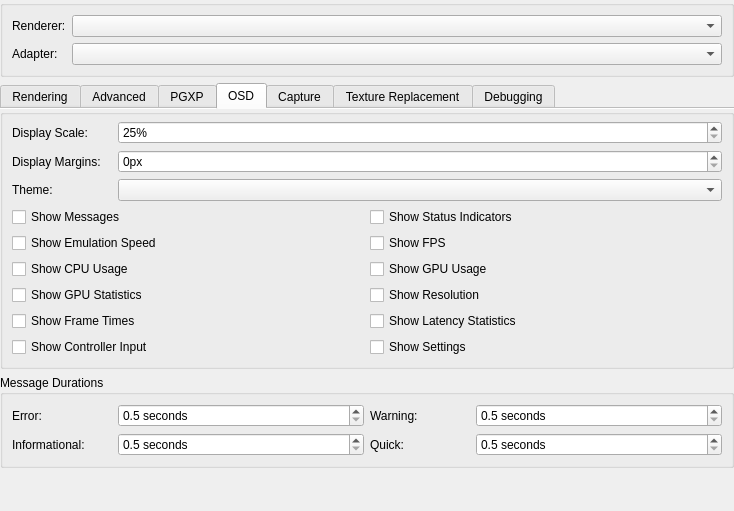
Qt form src/duckstation-qt/graphicssettingswidget.ui (stenzek/duckstation) before a commit.
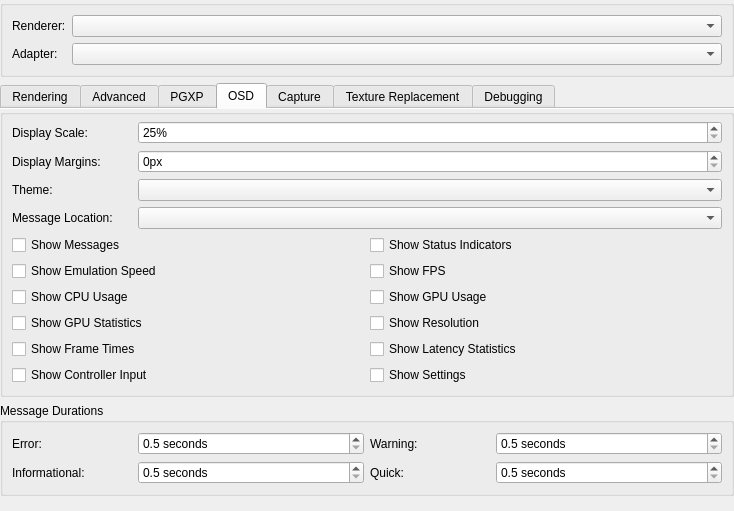
The same form after that commit. The open tabs and pages were chosen to show the change. Icons and pictures are not drawn.

Commit message: ImGuiManager: Allow repositioning OSD messages

Patch:
```diff
--- a/src/duckstation-qt/graphicssettingswidget.ui
+++ b/src/duckstation-qt/graphicssettingswidget.ui
@@ -763,7 +763,7 @@
          <property name="title">
           <string/>
          </property>
-         <layout class="QGridLayout" name="gridLayout_14" columnstretch="0,1" columnminimumwidth="100,0">
+         <layout class="QGridLayout" name="gridLayout_14" columnstretch="0,1" columnminimumwidth="120,0">
           <property name="topMargin">
            <number>6</number>
           </property>
@@ -814,7 +814,17 @@
           <item row="2" column="1">
            <widget class="QComboBox" name="fullscreenUITheme"/>
           </item>
-          <item row="3" column="0" colspan="2">
+          <item row="3" column="1">
+           <widget class="QComboBox" name="osdMessageLocation"/>
+          </item>
+          <item row="3" column="0">
+           <widget class="QLabel" name="label_5">
+            <property name="text">
+             <string>Message Location:</string>
+            </property>
+           </widget>
+          </item>
+          <item row="4" column="0" colspan="2">
            <layout class="QGridLayout" name="gridLayout_3">
             <item row="0" column="0">
              <widget class="QCheckBox" name="showMessages">
@@ -910,7 +920,7 @@
          <property name="title">
           <string>Message Durations</string>
          </property>
-         <layout class="QGridLayout" name="gridLayout_21" columnstretch="0,1,0,1" columnminimumwidth="100,0,100,0">
+         <layout class="QGridLayout" name="gridLayout_21" columnstretch="0,1,0,1" columnminimumwidth="120,0,120,0">
           <item row="0" column="0">
            <widget class="QLabel" name="osdErrorDurationLabel">
             <property name="text">
@@ -1025,7 +1035,7 @@
          </property>
          <property name="sizeHint" stdset="0">
           <size>
-           <width>20</width>
+           <width>0</width>
            <height>0</height>
           </size>
          </property>
```
Left out of the diff: 2 changed lines with no effect on the pictures. The commit also changes 9 other files.
